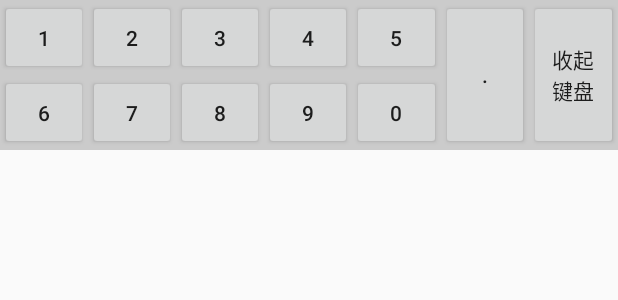
After one commit to orgcheng/DoMobile, an Android app: the layout exchange_rate_dialog.xml on its own in the app's theme, with its tools: preview values and no code run, on a phone screen of 412 x 824 dp. The commit adds this screen. Shown: the top 300 px of the screen. Run offline under Robolectric (Android 15) with nearby library versions, the phone set to English and light mode, and no system bars; network calls fail.

Commit message:
use custom dialog instead of soft keyboard

```diff
--- a/app/src/main/AndroidManifest.xml
+++ b/app/src/main/AndroidManifest.xml
@@ -20,7 +20,9 @@
             </intent-filter>
         </activity>
         <activity android:name=".activity.LauncherIconParseActivity" />
-        <activity android:name=".activity.ExchangeRateHelperActivity" />
+        <activity
+            android:name=".activity.ExchangeRateHelperActivity"
+            android:windowSoftInputMode="stateHidden|stateAlwaysHidden" />
     </application>
 
 </manifest>
--- a/app/src/main/java/com/domobile/demo/activity/LauncherIconParseActivity.java
+++ b/app/src/main/java/com/domobile/demo/activity/LauncherIconParseActivity.java
@@ -62,7 +62,7 @@ public class LauncherIconParseActivity extends AppCompatActivity {
                     String html = response.body().string();
                     // Step 3. 解析图片地址，并计算消耗时间
                     // 解析html耗时：218.3ms
-                    String paredUrl = CommonUtils.pareHtml(url, html);
+                    String paredUrl = CommonUtils.pareHtml(LauncherIconParseActivity.this, url, html);
                     if (TextUtils.isEmpty(paredUrl)) {
                         Toast.makeText(LauncherIconParseActivity.this, "网站没有有效图标", Toast.LENGTH_SHORT).show();
                         return;
--- a/app/src/main/java/com/domobile/demo/db/ExchangeRate.java
+++ b/app/src/main/java/com/domobile/demo/db/ExchangeRate.java
@@ -23,4 +23,7 @@ public class ExchangeRate {
 
     @Ignore
     public double currentValue;
+
+    @Ignore
+    public boolean pressed;
 }
--- a/app/src/main/java/com/domobile/demo/db/ExchangeRateDao.java
+++ b/app/src/main/java/com/domobile/demo/db/ExchangeRateDao.java
@@ -28,7 +28,7 @@ public interface ExchangeRateDao {
 //    void insertExchangeRate(ExchangeRate rate);
 
     @Update(onConflict = REPLACE)
-    void updateExchangeRate(ExchangeRate rate);
+    void updateExchangeRate(List<ExchangeRate> rate);
 
     @Query("DELETE FROM ExchangeRate")
     void deleteAll();
--- a/app/src/main/res/layout/activity_exchange_rate_helper.xml
+++ b/app/src/main/res/layout/activity_exchange_rate_helper.xml
@@ -22,4 +22,9 @@
 
     </android.support.v7.widget.Toolbar>
 
+    <android.support.v7.widget.RecyclerView
+        android:id="@+id/rv_exchange_rate_list"
+        android:layout_width="match_parent"
+        android:layout_height="match_parent" />
+
 </LinearLayout>
--- /dev/null
+++ b/app/src/main/res/layout/exchange_rate_dialog.xml
@@ -0,0 +1,128 @@
+<?xml version="1.0" encoding="utf-8"?>
+<LinearLayout xmlns:android="http://schemas.android.com/apk/res/android"
+    android:layout_width="match_parent"
+    android:layout_height="100dp"
+    android:background="#cbcbcb"
+    android:orientation="horizontal">
+
+    <LinearLayout
+        android:layout_width="0dp"
+        android:layout_height="match_parent"
+        android:layout_weight="5"
+        android:orientation="vertical">
+
+        <!-- 1-5 -->
+        <LinearLayout
+            android:layout_width="match_parent"
+            android:layout_height="0dp"
+            android:layout_weight="1"
+            android:orientation="horizontal">
+
+            <Button
+                android:id="@+id/bt_1"
+                android:layout_width="0dp"
+                android:layout_height="match_parent"
+                android:layout_weight="1"
+                android:gravity="center"
+                android:text="1" />
+
+            <Button
+                android:id="@+id/bt_2"
+                android:layout_width="0dp"
+                android:layout_height="match_parent"
+                android:layout_weight="1"
+                android:gravity="center"
+                android:text="2" />
+
+            <Button
+                android:id="@+id/bt_3"
+                android:layout_width="0dp"
+                android:layout_height="match_parent"
+                android:layout_weight="1"
+                android:gravity="center"
+                android:text="3" />
+
+            <Button
+                android:id="@+id/bt_4"
+                android:layout_width="0dp"
+                android:layout_height="match_parent"
+                android:layout_weight="1"
+                android:gravity="center"
+                android:text="4" />
+
+            <Button
+                android:id="@+id/bt_5"
+                android:layout_width="0dp"
+                android:layout_height="match_parent"
+                android:layout_weight="1"
+                android:gravity="center"
+                android:text="5" />
+        </LinearLayout>
+
+        <!-- 6-0 -->
+        <LinearLayout
+            android:layout_width="match_parent"
+            android:layout_height="0dp"
+            android:layout_weight="1"
+            android:orientation="horizontal">
+
+            <Button
+                android:id="@+id/bt_6"
+                android:layout_width="0dp"
+                android:layout_height="match_parent"
+                android:layout_weight="1"
+                android:gravity="center"
+                android:text="6" />
+
+            <Button
+                android:id="@+id/bt_7"
+                android:layout_width="0dp"
+                android:layout_height="match_parent"
+                android:layout_weight="1"
+                android:gravity="center"
+                android:text="7" />
+
+            <Button
+                android:id="@+id/bt_8"
+                android:layout_width="0dp"
+                android:layout_height="match_parent"
+                android:layout_weight="1"
+                android:gravity="center"
+                android:text="8" />
+
+            <Button
+                android:id="@+id/bt_9"
+                android:layout_width="0dp"
+                android:layout_height="match_parent"
+                android:layout_weight="1"
+                android:gravity="center"
+                android:text="9" />
+
+            <Button
+                android:id="@+id/bt_0"
+                android:layout_width="0dp"
+                android:layout_height="match_parent"
+                android:layout_weight="1"
+                android:gravity="center"
+                android:text="0" />
+        </LinearLayout>
+    </LinearLayout>
+
+    <Button
+        android:id="@+id/bt_dot"
+        android:layout_width="0dp"
+        android:layout_height="match_parent"
+        android:layout_weight="1"
+        android:gravity="center"
+        android:text="." />
+
+    <Button
+        android:id="@+id/bt_hide"
+        android:layout_width="0dp"
+        android:layout_height="match_parent"
+        android:layout_weight="1"
+        android:gravity="center"
+        android:text="收起键盘" />
+
+
+</LinearLayout>
--- a/app/src/main/res/values/colors.xml
+++ b/app/src/main/res/values/colors.xml
@@ -3,4 +3,10 @@
     <color name="colorPrimary">#3F51B5</color>
     <color name="colorPrimaryDark">#303F9F</color>
     <color name="colorAccent">#FF4081</color>
+
+    <color name="exchange_rate_normal">#aaa</color>
+    <color name="exchange_rate_pressed">#ffb93221</color>
+
+    <color name="exchange_rate_bg_normal">#fff9f9f9</color>
+    <color name="exchange_rate_bg_pressed">#3333B5E5</color>
 </resources>
--- /dev/null
+++ b/app/src/main/res/values/ids.xml
@@ -0,0 +1,6 @@
+<?xml version="1.0" encoding="utf-8"?>
+<resources>
+    <item type="id" name="exchange_rate" />
+    <item type="id" name="exchange_rate_value" />
+    <item type="id" name="exchange_rate_pressed" />
+</resources>
```
Also changed, not shown: app/build.gradle (+1 -7 lines), app/src/main/java/com/domobile/demo/activity/ExchangeRateHelperActivity.java (+70 -10 lines), app/src/main/java/com/domobile/demo/activity/ExchangeRateResultViewModel.java (+7 -1 lines), app/src/main/java/com/domobile/demo/adapter/ExchangeRateAdapter.java (added, +137 -0 lines), app/src/main/java/com/domobile/demo/dialog/SoftKeyBoardDialog.java (added, +134 -0 lines), app/src/main/java/com/domobile/demo/utils/CommonUtils.java (+17 -3 lines), app/src/main/res/layout/exchange_rate_recycle_item.xml (added, +28 -0 lines), app/src/main/res/values/styles.xml (+14 -0 lines).
